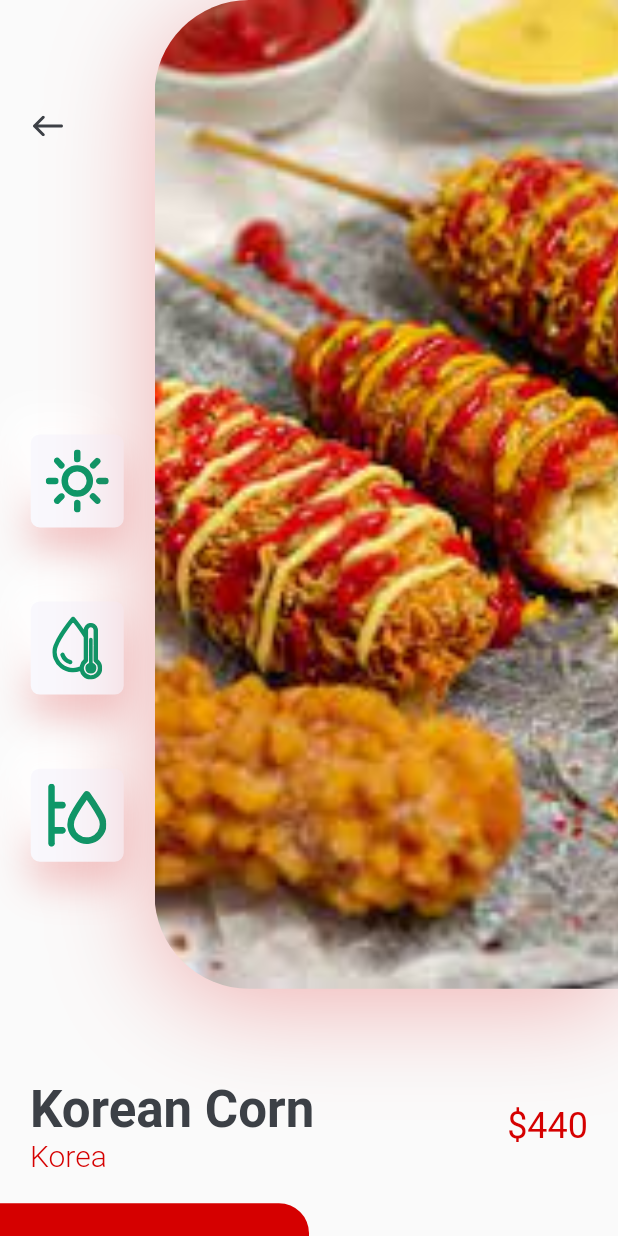
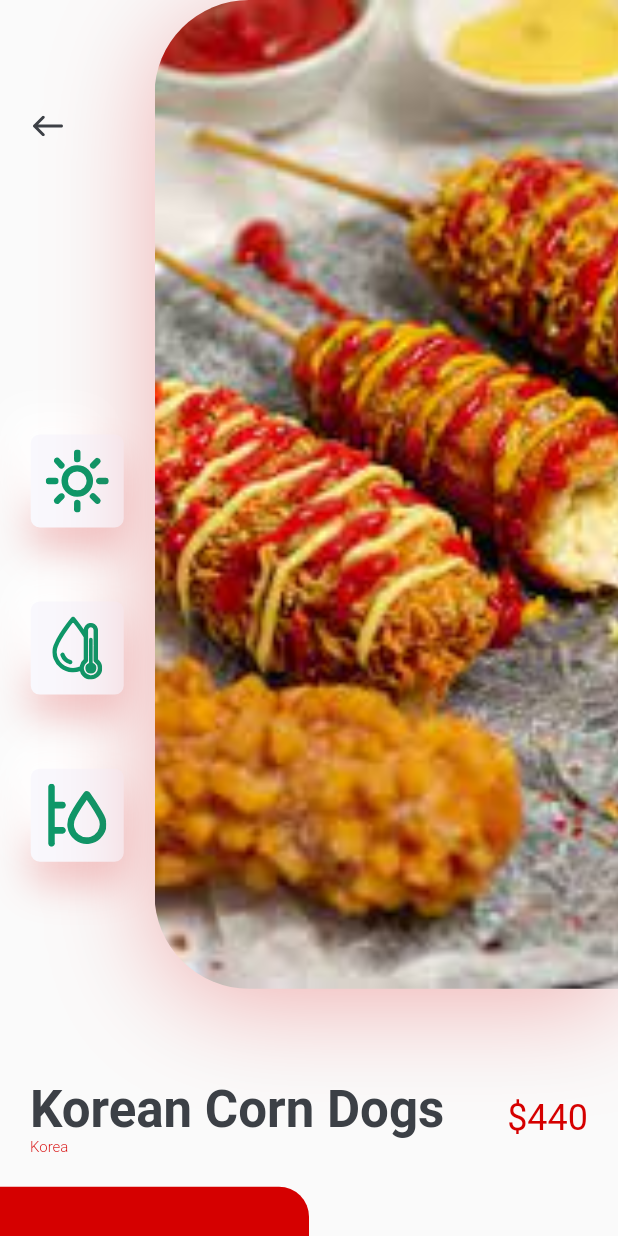
Before and after one commit to Ajisetiawann/resep-makanan, a Flutter app: the DetailsScreen screen opened directly, on a phone screen of 412 x 824 dp. Run offline on Flutter 3.47's test engine with Material 2 defaults, Android fonts, the phone set to English and light mode, and no system bars; our stand-ins replace flutter_svg, video_player; network calls fail.

```diff
--- a/lib/screens/details/components/body.dart
+++ b/lib/screens/details/components/body.dart
@@ -12,7 +12,7 @@ class Body extends StatelessWidget {
       child: Column(
         children: <Widget>[
           ImageAndIcons(size: size),
-          TitleAndPrice(title: "Korean Corn ", country: "Korea", price: 440),
+          TitleAndPrice(title: "Korean Corn Dogs ", country: "Korea", price: 440),
           SizedBox(height: kDefaultPadding),
           Row(
             children: <Widget>[
--- a/lib/screens/details/components/title_and_price.dart
+++ b/lib/screens/details/components/title_and_price.dart
@@ -29,7 +29,7 @@ class TitleAndPrice extends StatelessWidget {
                 TextSpan(
                   text: country,
                   style: TextStyle(
-                    fontSize: 20,
+                    fontSize: 10,
                     color: kPrimaryColor,
                     fontWeight: FontWeight.w300,
                   ),
```
Also changed, not shown: 1 other file.
